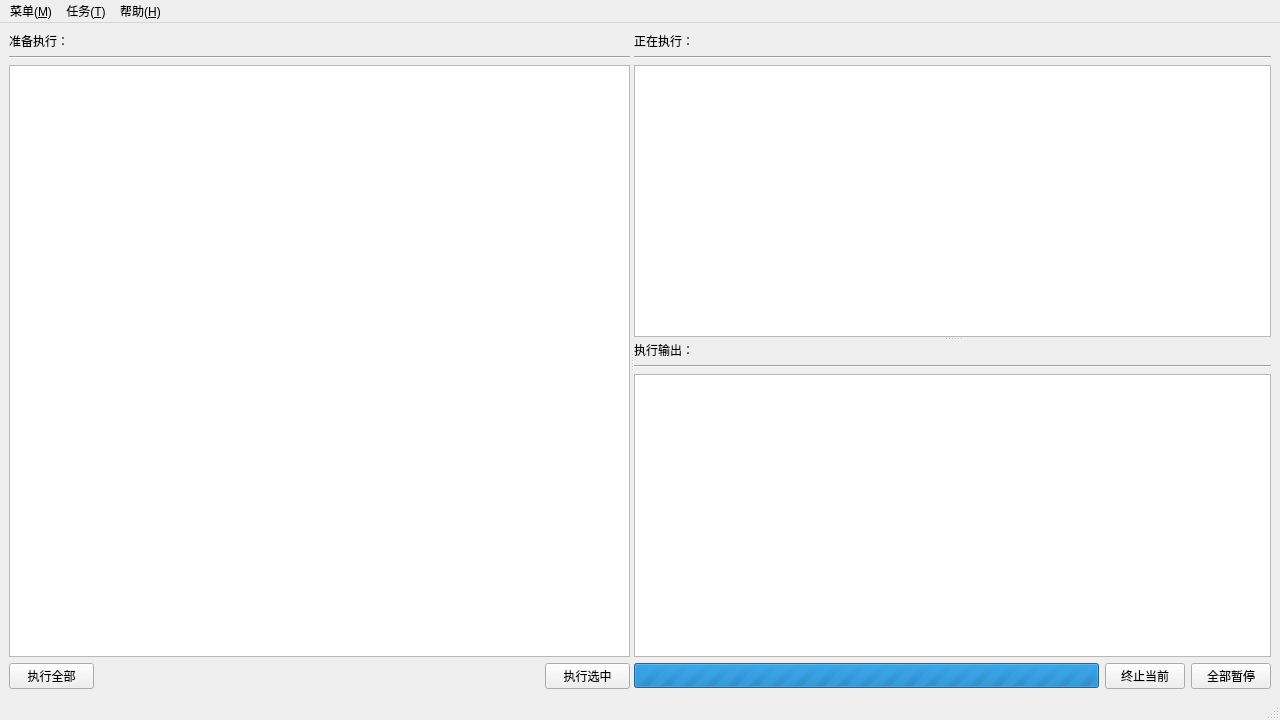
Above: code/rsyncgui/mainwindow.ui from HelloJdss/RsyncTool before the change. Below: the same form after it.
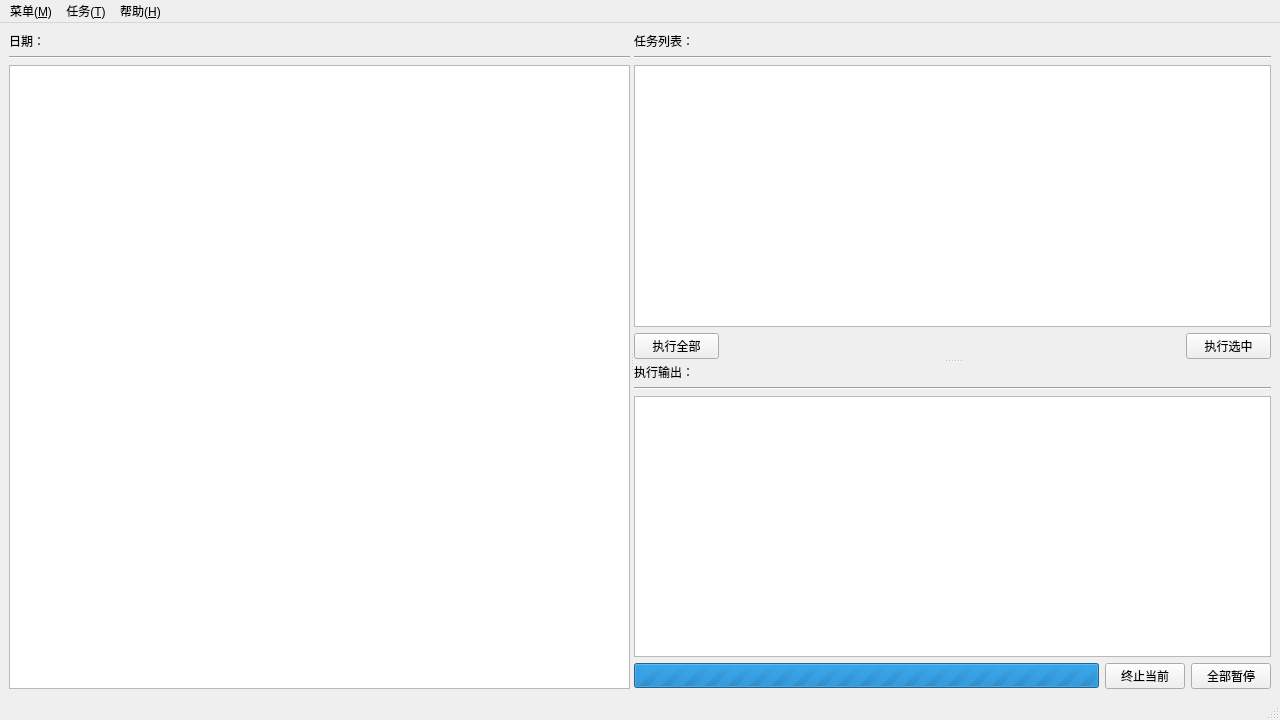
That is the form after the change.

Commit message: 添加任务显示，基本功能符合预期

The edit to the form file:
```diff
--- a/code/rsyncgui/mainwindow.ui
+++ b/code/rsyncgui/mainwindow.ui
@@ -14,18 +14,18 @@
    <string>远程同步工具</string>
   </property>
   <widget class="QWidget" name="centralwidget">
-   <layout class="QVBoxLayout" name="verticalLayout_4">
+   <layout class="QVBoxLayout" name="verticalLayout">
     <item>
      <widget class="QSplitter" name="splitter_2">
       <property name="orientation">
        <enum>Qt::Horizontal</enum>
       </property>
       <widget class="QWidget" name="">
-       <layout class="QVBoxLayout" name="verticalLayout_3">
+       <layout class="QVBoxLayout" name="verticalLayout_2">
         <item>
          <widget class="QLabel" name="label">
           <property name="text">
-           <string>准备执行：</string>
+           <string>日期：</string>
           </property>
          </widget>
         </item>
@@ -37,7 +37,46 @@
          </widget>
         </item>
         <item>
-         <widget class="QTableView" name="tableView"/>
+         <widget class="QTreeView" name="treeView">
+          <property name="editTriggers">
+           <set>QAbstractItemView::NoEditTriggers</set>
+          </property>
+          <property name="sortingEnabled">
+           <bool>true</bool>
+          </property>
+          <property name="animated">
+           <bool>true</bool>
+          </property>
+         </widget>
+        </item>
+       </layout>
+      </widget>
+      <widget class="QSplitter" name="splitter">
+       <property name="orientation">
+        <enum>Qt::Vertical</enum>
+       </property>
+       <widget class="QWidget" name="">
+        <layout class="QVBoxLayout" name="verticalLayout_3">
+         <item>
+          <widget class="QLabel" name="label_2">
+           <property name="text">
+            <string>任务列表：</string>
+           </property>
+          </widget>
+         </item>
+         <item>
+          <widget class="Line" name="line_2">
+           <property name="orientation">
+            <enum>Qt::Horizontal</enum>
+           </property>
+          </widget>
+         </item>
+         <item>
+          <widget class="QTreeView" name="treeView_2">
+           <property name="editTriggers">
+            <set>QAbstractItemView::NoEditTriggers</set>
+           </property>
+          </widget>
         </item>
         <item>
          <layout class="QHBoxLayout" name="horizontalLayout">
@@ -90,33 +129,8 @@
         </item>
        </layout>
       </widget>
-      <widget class="QSplitter" name="splitter">
-       <property name="orientation">
-        <enum>Qt::Vertical</enum>
-       </property>
-       <widget class="QWidget" name="">
-        <layout class="QVBoxLayout" name="verticalLayout_2">
-         <item>
-          <widget class="QLabel" name="label_2">
-           <property name="text">
-            <string>正在执行：</string>
-           </property>
-          </widget>
-         </item>
-         <item>
-          <widget class="Line" name="line_2">
-           <property name="orientation">
-            <enum>Qt::Horizontal</enum>
-           </property>
-          </widget>
-         </item>
-         <item>
-          <widget class="QTableView" name="tableView_2"/>
-         </item>
-        </layout>
-       </widget>
-       <widget class="QWidget" name="">
-        <layout class="QVBoxLayout" name="verticalLayout">
+       <widget class="QWidget" name="layoutWidget">
+        <layout class="QVBoxLayout" name="verticalLayout_4">
          <item>
           <widget class="QLabel" name="label_3">
            <property name="text">
```
Left out of the diff: 2 changed lines with no effect on the pictures. Lines whose indentation alone changed are shown as unchanged. The commit also changes 8 other files.
